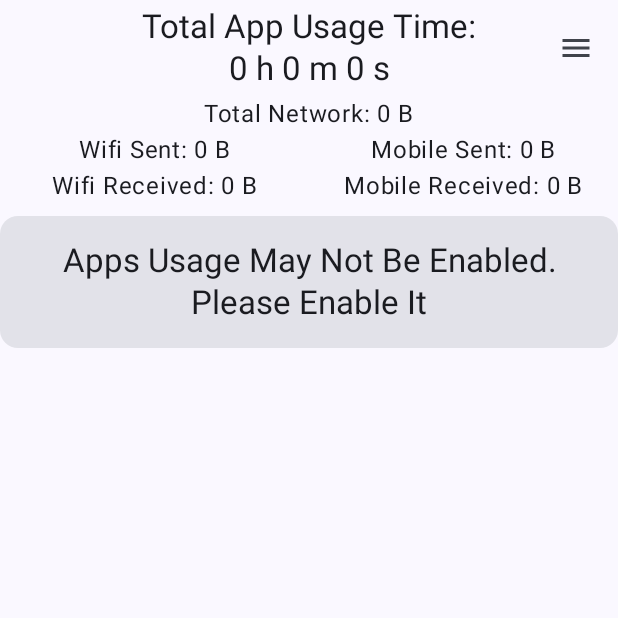
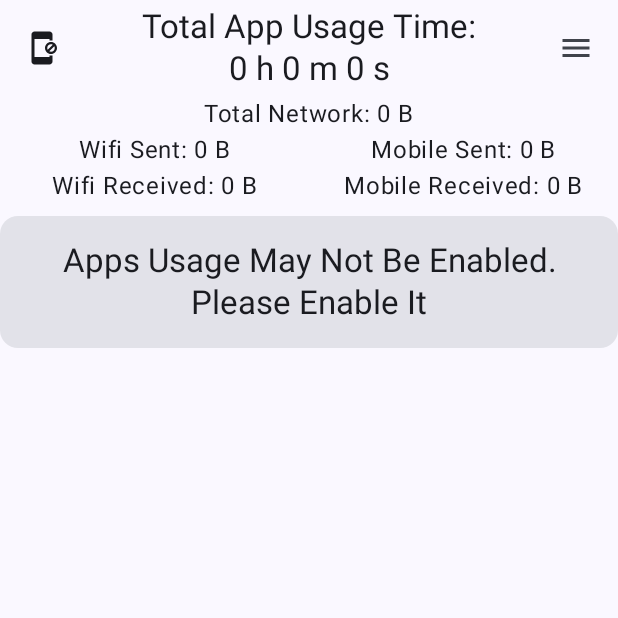
Before and after one commit to jakepurple13/AppUsage, an Android app built with Jetpack Compose: the screen it shows after launch (MainActivity), on a phone screen of 412 x 824 dp, the top half of it. Run offline under Robolectric (Android 15) with nearby library versions, the phone set to English and light mode, and no system bars; 1 statement that could not run was skipped.

Commit message:
- adding a little extra, including the ability to refresh by pulling down and a nice little gradient

```diff
--- a/app/build.gradle.kts
+++ b/app/build.gradle.kts
@@ -62,6 +62,7 @@ dependencies {
     implementation(libs.androidx.ui.graphics)
     implementation(libs.androidx.ui.tooling.preview)
     implementation(libs.androidx.material3)
+    implementation(libs.androidx.material.icons.extended)
     testImplementation(libs.junit)
     androidTestImplementation(libs.androidx.junit)
     androidTestImplementation(libs.androidx.espresso.core)
--- a/app/src/main/java/com/programmersbox/appusage/MainActivity.kt
+++ b/app/src/main/java/com/programmersbox/appusage/MainActivity.kt
@@ -21,9 +21,7 @@ import androidx.compose.animation.AnimatedVisibility
 import androidx.compose.animation.core.AnimationVector1D
 import androidx.compose.animation.core.TwoWayConverter
 import androidx.compose.animation.core.animateValueAsState
-import androidx.compose.foundation.Image
 import androidx.compose.foundation.layout.Arrangement
-import androidx.compose.foundation.layout.Box
 import androidx.compose.foundation.layout.Column
 import androidx.compose.foundation.layout.Row
 import androidx.compose.foundation.layout.fillMaxSize
@@ -32,6 +30,7 @@ import androidx.compose.foundation.layout.padding
 import androidx.compose.foundation.lazy.LazyColumn
 import androidx.compose.foundation.lazy.items
 import androidx.compose.material.icons.Icons
+import androidx.compose.material.icons.filled.AppBlocking
 import androidx.compose.material.icons.filled.DateRange
 import androidx.compose.material.icons.filled.Menu
 import androidx.compose.material3.BottomAppBar
@@ -72,7 +71,6 @@ import androidx.compose.ui.input.nestedscroll.nestedScroll
 import androidx.compose.ui.text.style.TextAlign
 import androidx.compose.ui.unit.dp
 import androidx.lifecycle.lifecycleScope
-import com.google.accompanist.drawablepainter.rememberDrawablePainter
 import com.programmersbox.appusage.ui.theme.AppUsageTheme
 import kotlinx.coroutines.Dispatchers
 import kotlinx.coroutines.launch
@@ -101,6 +99,16 @@ class MainActivity : ComponentActivity() {
                 val scope = rememberCoroutineScope()
                 val bottomAppBarScrollBehavior = BottomAppBarDefaults.exitAlwaysScrollBehavior()
 
+                var showBlockedApps by remember { mutableStateOf(false) }
+
+                BlockedApps(
+                    selectBlockedApps = showBlockedApps,
+                    onDismiss = { showBlockedApps = false },
+                    onAppClick = { appUsage.blockedApps.toggle(it) },
+                    appList = appUsage.appList,
+                    blockedApps = appUsage.blockedApps
+                )
+
                 var showDatePicker by remember { mutableStateOf(false) }
                 val datePickerState = rememberDateRangePickerState(
                     initialSelectedStartDateMillis = beginTime,
@@ -127,16 +135,12 @@ class MainActivity : ComponentActivity() {
                                         )
                                     }
                                 }
-                            ) {
-                                Text("Save")
-                            }
+                            ) { Text("Save") }
                         },
                         dismissButton = {
                             TextButton(
                                 onClick = { showDatePicker = false }
-                            ) {
-                                Text("Cancel")
-                            }
+                            ) { Text("Cancel") }
                         }
                     ) {
                         DateRangePicker(
@@ -165,6 +169,11 @@ class MainActivity : ComponentActivity() {
                                 horizontalAlignment = Alignment.CenterHorizontally,
                             ) {
                                 CenterAlignedTopAppBar(
+                                    navigationIcon = {
+                                        IconButton(onClick = { showBlockedApps = true }) {
+                                            Icon(Icons.Default.AppBlocking, null)
+                                        }
+                                    },
                                     title = {
                                         Text(
                                             "Total App Usage Time:\n$breakdown",
@@ -295,7 +304,7 @@ class MainActivity : ComponentActivity() {
                             }
 
                             items(
-                                appUsage.appList,
+                                appUsage.allowedAppList,
                                 key = { it.usageStats.packageName }
                             ) {
                                 AppItem(
@@ -395,16 +404,7 @@ private fun AppItem(appInfo: AppInfo, modifier: Modifier = Modifier) {
     ) {
         ListItem(
             headlineContent = { Text(appInfo.appName) },
-            leadingContent = {
-                Box {
-                    Image(
-                        rememberDrawablePainter(appInfo.icon),
-                        null,
-                        modifier = Modifier.blurGradient()
-                    )
-                    Image(rememberDrawablePainter(appInfo.icon), null)
-                }
-            },
+            leadingContent = { GradientAppIcon(appInfo) },
             overlineContent = { Text(appInfo.usageStats.packageName) },
             trailingContent = { Text("${appInfo.usagePercentage}%") },
             supportingContent = {
@@ -447,7 +447,14 @@ private fun AppItem(appInfo: AppInfo, modifier: Modifier = Modifier) {
 class AppUsage {
     var isLoading by mutableStateOf(true)
     var totalTime by mutableLongStateOf(0)
+    val blockedApps = mutableStateListOf<AppInfo>()
     val appList = mutableStateListOf<AppInfo>()
+
+    val allowedAppList by derivedStateOf {
+        appList.filterNot {
+            blockedApps.any { b -> b.usageStats.packageName == it.usageStats.packageName }
+        }
+    }
 
     var totalMobileSent by mutableLongStateOf(0)
     var totalMobileReceived by mutableLongStateOf(0)
@@ -661,3 +668,5 @@ fun Long.animate() = animateValueAsState(
     TwoWayConverter({ AnimationVector1D(it.toFloat()) }, { it.value.toLong() }),
     label = ""
 ).value
+
+fun <T> MutableList<T>.toggle(item: T) = if (item in this) remove(item) else add(item)
--- a/gradle/libs.versions.toml
+++ b/gradle/libs.versions.toml
@@ -26,6 +26,7 @@ androidx-ui-tooling-preview = { group = "androidx.compose.ui", name = "ui-toolin
 androidx-ui-test-manifest = { group = "androidx.compose.ui", name = "ui-test-manifest" }
 androidx-ui-test-junit4 = { group = "androidx.compose.ui", name = "ui-test-junit4" }
 androidx-material3 = { group = "androidx.compose.material3", name = "material3" }
+androidx-material-icons-extended = { group = "androidx.compose.material", name = "material-icons-extended" }
 
 [plugins]
 android-application = { id = "com.android.application", version.ref = "agp" }
```
Also changed, not shown: app/src/main/java/com/programmersbox/appusage/BlockedApps.kt (added, +125 -0 lines), app/src/main/java/com/programmersbox/appusage/Extras.kt (+27 -0 lines).
